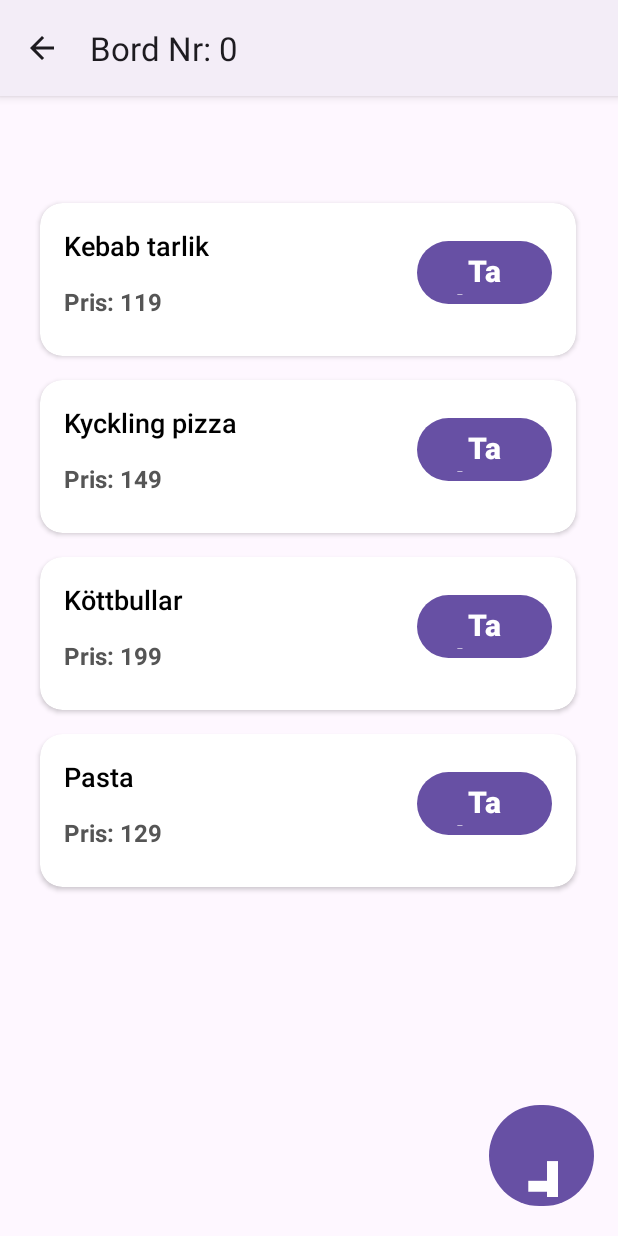
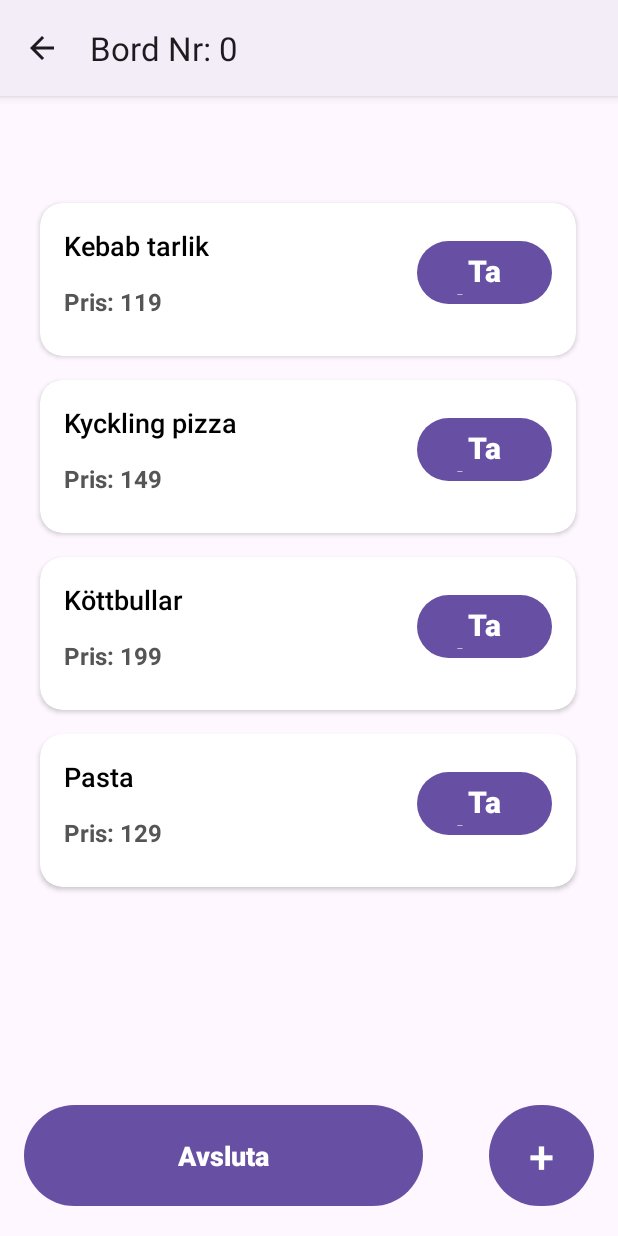
Before and after one commit to Ab03beed/DT170G_WaiterApp, an Android app: the OrderDetails screen opened directly, with no data from a screen before it, on a phone screen of 412 x 824 dp. Run offline under Robolectric (Android 15) with nearby library versions, the phone set to English and light mode, and no system bars.

Commit message:
Able to change tableStatus (0->1 , 1->0)

```diff
--- a/app/src/main/java/se/miun/dt170g/waiterapp/OrderDetails.java
+++ b/app/src/main/java/se/miun/dt170g/waiterapp/OrderDetails.java
@@ -4,16 +4,30 @@ import androidx.appcompat.app.AppCompatActivity;
 import androidx.recyclerview.widget.LinearLayoutManager;
 import androidx.recyclerview.widget.RecyclerView;
 
+import android.annotation.SuppressLint;
+import android.content.Intent;
 import android.os.Bundle;
+import android.view.View;
+import android.widget.Button;
 
 import java.util.ArrayList;
 
+import retrofit2.Call;
+import retrofit2.Callback;
+import retrofit2.Response;
 import se.miun.dt170g.waiterapp.adapters.ItemsAdapter;
 import se.miun.dt170g.waiterapp.class_models.ItemModel;
+import se.miun.dt170g.waiterapp.class_models.TableModel;
+import se.miun.dt170g.waiterapp.fetch.FetchData;
+import se.miun.dt170g.waiterapp.fetch.Retro;
 
 public class OrderDetails extends AppCompatActivity {
 
     ArrayList<ItemModel> itemModels = new ArrayList<>();
+
+    private final String WS_HOST = "http://192.168.0.101:8080/projektDT170G-1.0-SNAPSHOT/api/";
+    private Retro retrofit = new Retro(WS_HOST);
+    private FetchData fetchData = retrofit.getRetrofit().create(FetchData.class);
 
     @Override
     protected void onCreate(Bundle savedInstanceState) {
@@ -32,6 +46,14 @@ public class OrderDetails extends AppCompatActivity {
         recyclerView.setAdapter(adapter);
         recyclerView.setLayoutManager(new LinearLayoutManager(this));
 
+         Button insertBtn = (Button) findViewById(R.id.EndOrder);
+        insertBtn.setOnClickListener(new View.OnClickListener() {
+            @Override
+            public void onClick(View v) {
+                endOrder(v);
+            }
+        });
+
 
     }
 
@@ -46,4 +68,41 @@ public class OrderDetails extends AppCompatActivity {
         }
     }
 
+
+    public void endOrder(View view){
+        //Table data
+        int tableNr = getIntent().getIntExtra("TableNr", 0);
+        int tableSession = getIntent().getIntExtra("TableSession", 0);
+        int tableSize = getIntent().getIntExtra("TableSize", 0);
+
+        //Delete from the API
+        //...
+
+
+        //Update table status
+        updateTableStatus(tableSession, new TableModel(tableSession, tableNr, tableSize, 0));
+
+        //Go back to the MainActivity
+        Intent intent = new Intent(OrderDetails.this, MainActivity.class);
+        startActivity(intent);
+
+    }
+
+
+    public void updateTableStatus(int tableId, TableModel tableModel){
+
+        Call<Void> call = fetchData.updateTableStatus(tableId, tableModel);
+
+        call.enqueue(new Callback<Void>() {
+            @Override
+            public void onResponse(Call<Void> call, Response<Void> response) {
+
+            }
+
+            @Override
+            public void onFailure(Call<Void> call, Throwable t) {
+
+            }
+        });
+    }
 }
--- a/app/src/main/java/se/miun/dt170g/waiterapp/adapters/ItemsAdapter.java
+++ b/app/src/main/java/se/miun/dt170g/waiterapp/adapters/ItemsAdapter.java
@@ -12,7 +12,7 @@ import androidx.recyclerview.widget.RecyclerView;
 import java.util.ArrayList;
 
 import se.miun.dt170g.waiterapp.R;
-import se.miun.dt170g.waiterapp.class_models.ALaCarteItem;
+
 import se.miun.dt170g.waiterapp.class_models.ItemModel;
 
 public class ItemsAdapter extends RecyclerView.Adapter<ItemsAdapter.MyViewHolder> {
--- a/app/src/main/java/se/miun/dt170g/waiterapp/fetch/FetchData.java
+++ b/app/src/main/java/se/miun/dt170g/waiterapp/fetch/FetchData.java
@@ -5,9 +5,12 @@ import java.util.ArrayList;
 import retrofit2.Call;
 import retrofit2.http.Body;
 import retrofit2.http.GET;
+import retrofit2.http.PUT;
 import retrofit2.http.POST;
+import retrofit2.http.Path;
 import se.miun.dt170g.waiterapp.class_models.ALaCarteModel;
 import se.miun.dt170g.waiterapp.class_models.DrinkModel;
+import se.miun.dt170g.waiterapp.class_models.OrderModel;
 import se.miun.dt170g.waiterapp.class_models.TableModel;
 
 public interface FetchData {
@@ -24,5 +27,9 @@ public interface FetchData {
     @POST("drinks")
     Call<Void> addDrink(@Body DrinkModel newDrink);
 
+    @POST("orders")
+    Call<Void> addOrder(@Body OrderModel newOrder);
 
+    @PUT("tables/{id}")
+    Call<Void> updateTableStatus(@Path("id") int tableId, @Body TableModel tableModel);
 }
--- a/app/src/main/res/layout/activity_order_details.xml
+++ b/app/src/main/res/layout/activity_order_details.xml
@@ -24,9 +24,25 @@
         android:layout_marginEnd="16dp"
         android:layout_marginBottom="16dp"
         android:text="@string/Add"
-        android:textSize="100px"
+        android:textSize="30sp"
         app:layout_constraintBottom_toBottomOf="parent"
         app:layout_constraintEnd_toEndOf="parent" />
 
+    <Button
+        android:id="@+id/EndOrder"
+        android:layout_width="266dp"
+        android:layout_height="75dp"
+        android:layout_marginStart="16dp"
+        android:layout_marginBottom="16dp"
+        android:text="@string/EndOrder"
+        android:textSize="18sp"
+        android:textStyle="bold"
+        app:layout_constraintBottom_toBottomOf="parent"
+        app:layout_constraintEnd_toStartOf="@+id/Add"
+        app:layout_constraintHorizontal_bias="0.0"
+        app:layout_constraintStart_toStartOf="parent"
+        app:layout_constraintTop_toBottomOf="@+id/ItemsRV"
+        app:layout_constraintVertical_bias="0.0" />
+
 
 </androidx.constraintlayout.widget.ConstraintLayout>
--- a/app/src/main/res/values/strings.xml
+++ b/app/src/main/res/values/strings.xml
@@ -11,6 +11,7 @@
 
     <!-- IDs for activity_order_derails -->
     <string name="Add">+</string>
+    <string name="EndOrder">Avsluta</string>
 
     <!-- IDs for input_template -->
     <string name="FoodName_input">Maträtt</string>
```
Also changed, not shown: app/src/main/java/se/miun/dt170g/waiterapp/MainActivity.java (+7 -50 lines), app/src/main/java/se/miun/dt170g/waiterapp/NewOrder.java (+67 -3 lines), app/src/main/java/se/miun/dt170g/waiterapp/adapters/DrinkAdapter.java (deleted, +0 -56 lines), app/src/main/java/se/miun/dt170g/waiterapp/class_models/OrderModel.java (added, +52 -0 lines), app/src/main/res/layout/activity_main.xml (+3 -13 lines).
